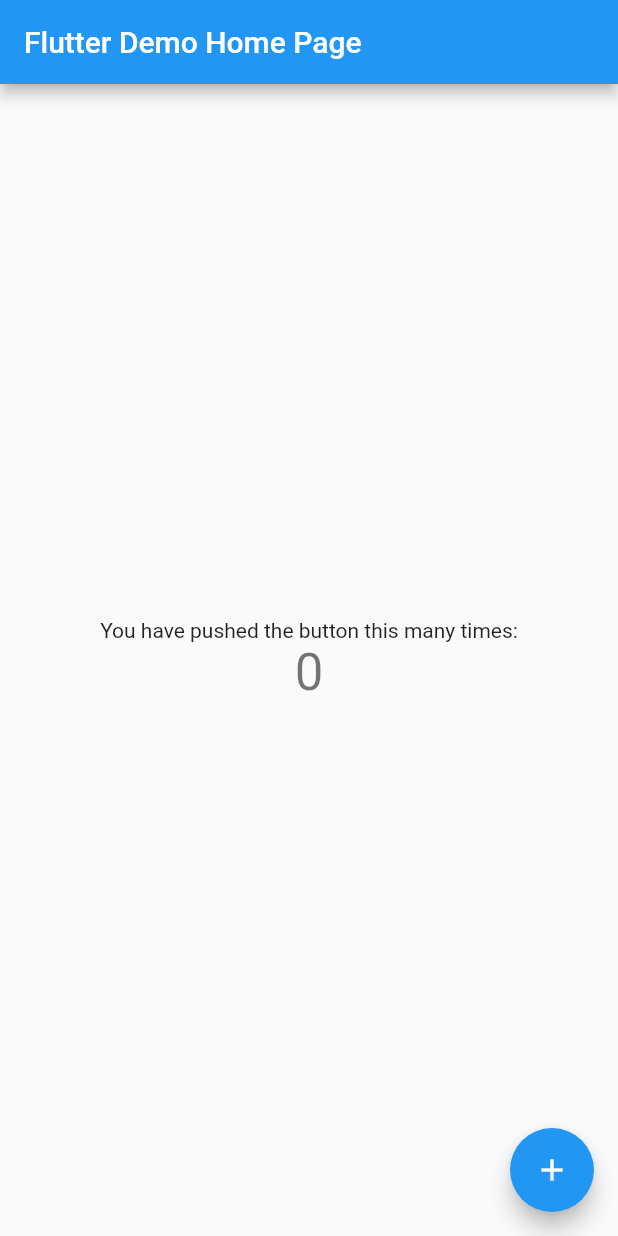
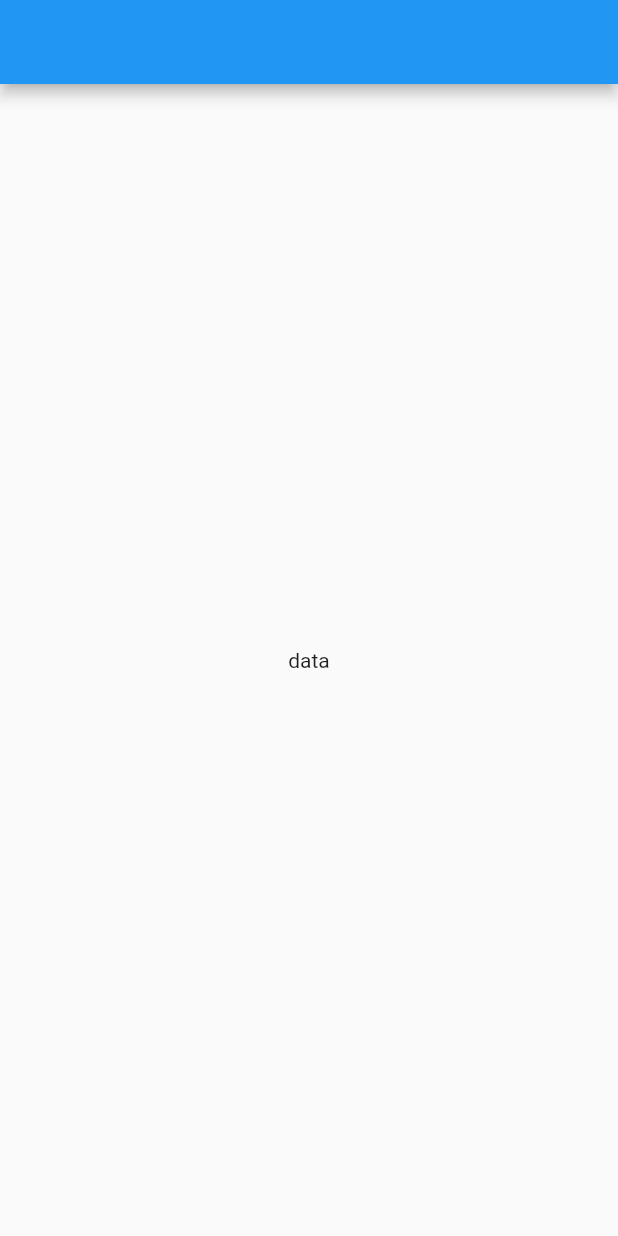
Before and after one commit to codeit-np/codeit, a Flutter app: the screen it shows after launch, on a phone screen of 412 x 824 dp. Run offline on Flutter 3.47's test engine with Material 2 defaults, Android fonts, the phone set to English and light mode, and no system bars.

```diff
--- a/lib/main.dart
+++ b/lib/main.dart
@@ -1,63 +1,15 @@
 import 'package:flutter/material.dart';
 
-void main() => runApp(MyApp());
+import 'screen/home.dart';
+
+void main () => runApp(MyApp());
 
 class MyApp extends StatelessWidget {
   @override
   Widget build(BuildContext context) {
     return MaterialApp(
-      title: 'Flutter Demo',
-      theme: ThemeData(
-        primarySwatch: Colors.blue,
-      ),
-      home: MyHomePage(title: 'Flutter Demo Home Page'),
+      title: "Code IT",
+      home: Home(),
     );
   }
 }
-
-class MyHomePage extends StatefulWidget {
-  MyHomePage({Key key, this.title}) : super(key: key);
-
-  final String title;
-
-  @override
-  _MyHomePageState createState() => _MyHomePageState();
-}
-
-class _MyHomePageState extends State<MyHomePage> {
-  int _counter = 0;
-
-  void _incrementCounter() {
-    setState(() {
-      _counter++;
-    });
-  }
-
-  @override
-  Widget build(BuildContext context) {
-    return Scaffold(
-      appBar: AppBar(
-        title: Text(widget.title),
-      ),
-      body: Center(
-        child: Column(
-          mainAxisAlignment: MainAxisAlignment.center,
-          children: <Widget>[
-            Text(
-              'You have pushed the button this many times:',
-            ),
-            Text(
-              '$_counter',
-              style: Theme.of(context).textTheme.display1,
-            ),
-          ],
-        ),
-      ),
-      floatingActionButton: FloatingActionButton(
-        onPressed: _incrementCounter,
-        tooltip: 'Increment',
-        child: Icon(Icons.add),
-      ),
-    );
-  }
-}
--- a/lib/screen/home.dart
+++ b/lib/screen/home.dart
@@ -0,0 +1,16 @@
+import 'package:flutter/material.dart';
+
+class Home extends StatefulWidget {
+  @override
+  _HomeState createState() => _HomeState();
+}
+
+class _HomeState extends State<Home> {
+  @override
+  Widget build(BuildContext context) {
+    return Scaffold(
+      appBar: AppBar(),
+      body: Center(child: Text("data"),),
+    );
+  }
+}
```
